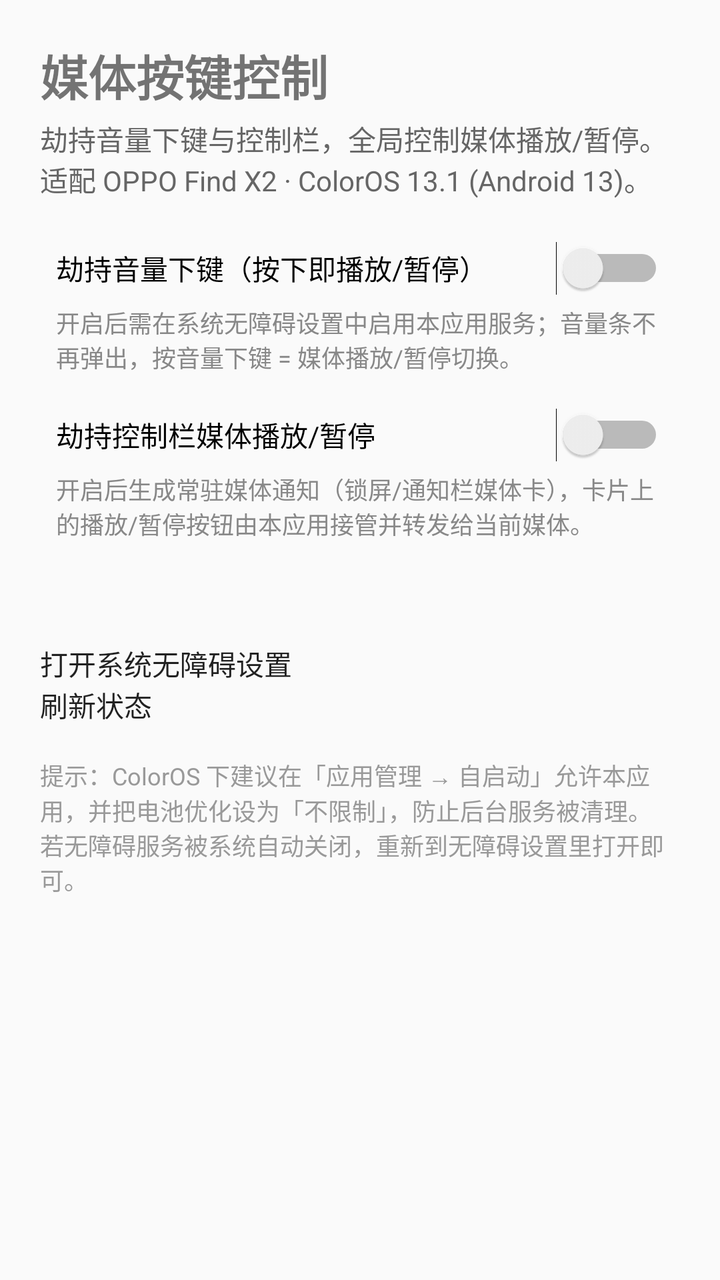
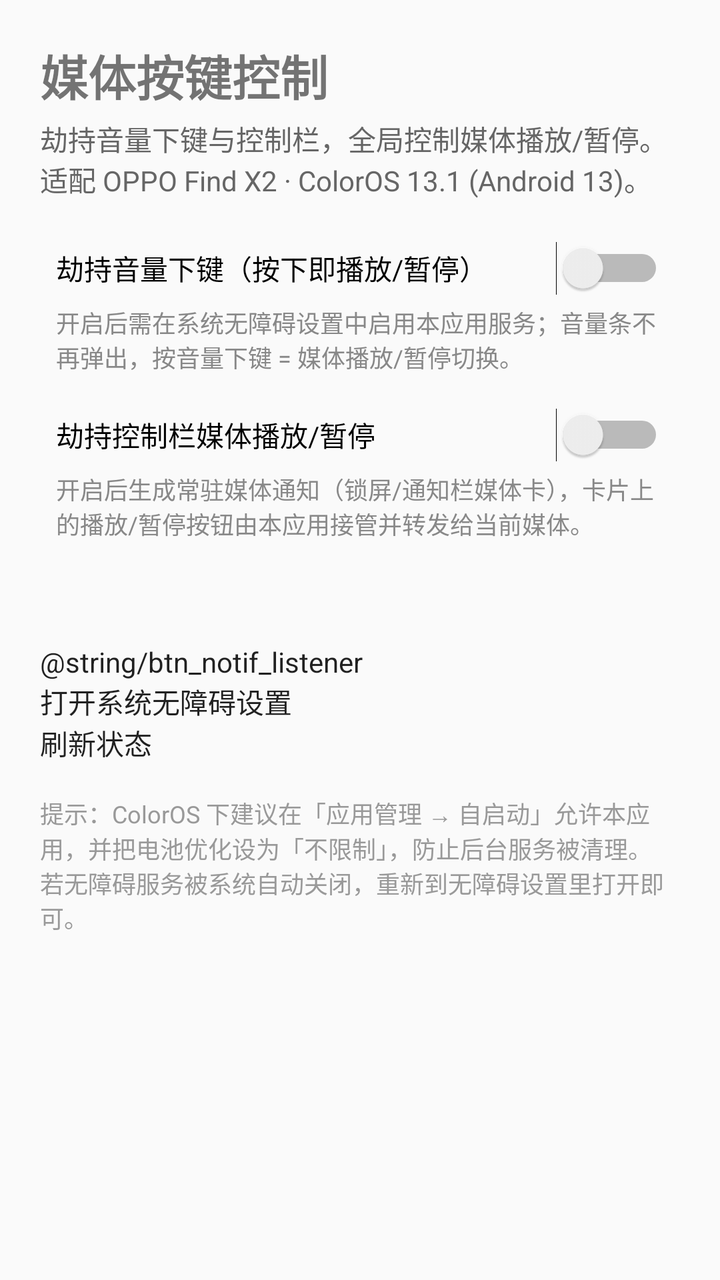

Screens rendered from an Android XML layout before and after an edit, with the pre-edit source and the edit as a unified diff.
<!-- AndroidManifest.xml: application theme AppTheme -->
<!-- res/layout/activity_main.xml -->
<?xml version="1.0" encoding="utf-8"?>
<ScrollView xmlns:android="http://schemas.android.com/apk/res/android"
    android:layout_width="match_parent"
    android:layout_height="match_parent"
    android:fillViewport="true">

    <LinearLayout
        android:layout_width="match_parent"
        android:layout_height="wrap_content"
        android:orientation="vertical"
        android:padding="20dp">

        <TextView
            android:layout_width="match_parent"
            android:layout_height="wrap_content"
            android:text="@string/app_name"
            android:textSize="24sp"
            android:textStyle="bold"
            android:paddingBottom="4dp" />

        <TextView
            android:layout_width="match_parent"
            android:layout_height="wrap_content"
            android:text="@string/app_desc"
            android:textSize="14sp"
            android:textColor="#666666"
            android:paddingBottom="16dp" />

        <Switch
            android:id="@+id/swVolumeKey"
            android:layout_width="match_parent"
            android:layout_height="wrap_content"
            android:text="@string/switch_volume_key"
            android:padding="8dp" />

        <TextView
            android:layout_width="match_parent"
            android:layout_height="wrap_content"
            android:text="@string/hint_volume_key"
            android:textSize="12sp"
            android:textColor="#888888"
            android:paddingStart="8dp"
            android:paddingEnd="8dp"
            android:paddingBottom="12dp" />

        <Switch
            android:id="@+id/swControlBar"
            android:layout_width="match_parent"
            android:layout_height="wrap_content"
            android:text="@string/switch_control_bar"
            android:padding="8dp" />

        <TextView
            android:layout_width="match_parent"
            android:layout_height="wrap_content"
            android:text="@string/hint_control_bar"
            android:textSize="12sp"
            android:textColor="#888888"
            android:paddingStart="8dp"
            android:paddingEnd="8dp"
            android:paddingBottom="16dp" />

        <TextView
            android:id="@+id/tvStatus"
            android:layout_width="match_parent"
            android:layout_height="wrap_content"
            android:textSize="14sp"
            android:paddingBottom="16dp" />

        <Button
            android:id="@+id/btnAccessibility"
            android:layout_width="match_parent"
            android:layout_height="wrap_content"
            android:text="@string/btn_accessibility" />

        <Button
            android:id="@+id/btnRefresh"
            android:layout_width="match_parent"
            android:layout_height="wrap_content"
            android:text="@string/btn_refresh" />

        <TextView
            android:layout_width="match_parent"
            android:layout_height="wrap_content"
            android:text="@string/tip_footer"
            android:textSize="12sp"
            android:textColor="#999999"
            android:paddingTop="16dp" />
    </LinearLayout>
</ScrollView>
<!-- resources referenced by this layout -->
<resources>
  <string name="app_desc">劫持音量下键与控制栏，全局控制媒体播放/暂停。适配 OPPO Find X2 · ColorOS 13.1 (Android 13)。</string>
  <string name="app_name">媒体按键控制</string>
  <string name="btn_accessibility">打开系统无障碍设置</string>
  <string name="btn_refresh">刷新状态</string>
  <string name="hint_control_bar">开启后生成常驻媒体通知（锁屏/通知栏媒体卡），卡片上的播放/暂停按钮由本应用接管并转发给当前媒体。</string>
  <string name="hint_volume_key">开启后需在系统无障碍设置中启用本应用服务；音量条不再弹出，按音量下键 = 媒体播放/暂停切换。</string>
  <string name="switch_control_bar">劫持控制栏媒体播放/暂停</string>
  <string name="switch_volume_key">劫持音量下键（按下即播放/暂停）</string>
  <string name="tip_footer">提示：ColorOS 下建议在「应用管理 → 自启动」允许本应用，并把电池优化设为「不限制」，防止后台服务被清理。若无障碍服务被系统自动关闭，重新到无障碍设置里打开即可。</string>
  <style name="AppTheme" parent="android:Theme.Material.Light.DarkActionBar">
          <item name="android:colorPrimary">#3F51B5</item>
          <item name="android:colorPrimaryDark">#303F9F</item>
          <item name="android:colorAccent">#FF4081</item>
      </style>
</resources>

<!-- the commit's change to res/layout/activity_main.xml (unified diff, before → after) -->
@@ -68,6 +68,12 @@
             android:paddingBottom="16dp" />
 
         <Button
+            android:id="@+id/btnNotifListener"
+            android:layout_width="match_parent"
+            android:layout_height="wrap_content"
+            android:text="@string/btn_notif_listener" />
+
+        <Button
             android:id="@+id/btnAccessibility"
             android:layout_width="match_parent"
             android:layout_height="wrap_content"
